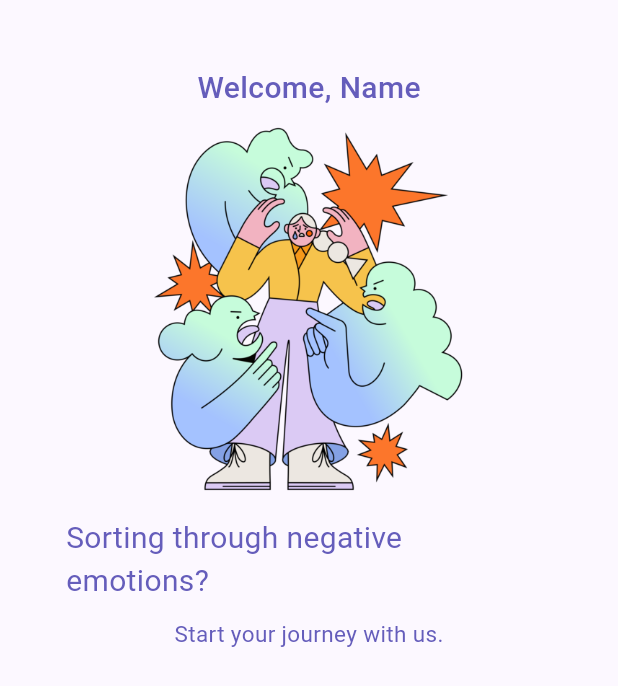
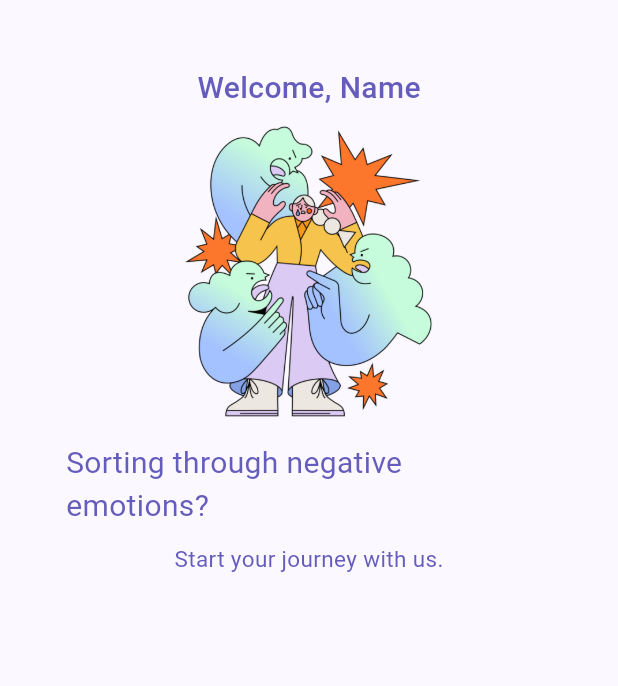
Before and after one commit to khushisinha20/serenity, a Flutter app: the HomeScreen screen opened directly, on a phone screen of 412 x 824 dp. Shown: the top 686 px of the screen. Run offline on Flutter 3.47's test engine with Material 2 defaults, Android fonts, the phone set to English and light mode, and no system bars; our stand-ins replace cloud_firestore, firebase_auth, firebase_core, fluttertoast, google_fonts; accounts and stored records are empty.

Commit message:
Modified Home Screen UI

```diff
--- a/lib/screens/home_screen.dart
+++ b/lib/screens/home_screen.dart
@@ -11,8 +11,7 @@ class HomeScreen extends StatefulWidget {
 class _HomeScreenState extends State<HomeScreen> {
   @override
   Widget build(BuildContext context) {
-    return SafeArea(
-      child: Scaffold(
+    return Scaffold(
         body: Container(
       margin: const EdgeInsets.all(24),
       padding: const EdgeInsets.fromLTRB(20, 20, 20, 0),
@@ -21,8 +20,7 @@ class _HomeScreenState extends State<HomeScreen> {
           _header(context),
         ],
       ),
-      )),
-    );
+    ));
   }
 
   _header(context) {
@@ -38,7 +36,7 @@ class _HomeScreenState extends State<HomeScreen> {
         Padding(
           padding: const EdgeInsets.all(8.0),
           child: SizedBox(
-            height: 250,
+            height: 200,
             child: Image.asset(
               "assets/home_page_image.png",
               fit: BoxFit.contain,
```
Lines whose indentation alone changed are shown as unchanged.
